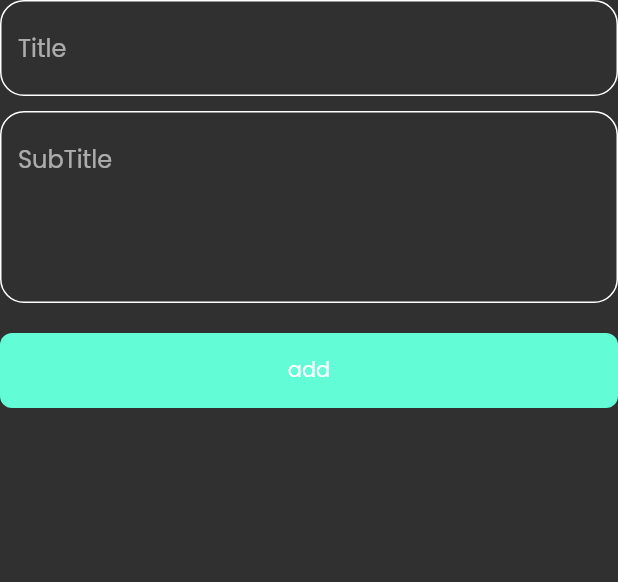
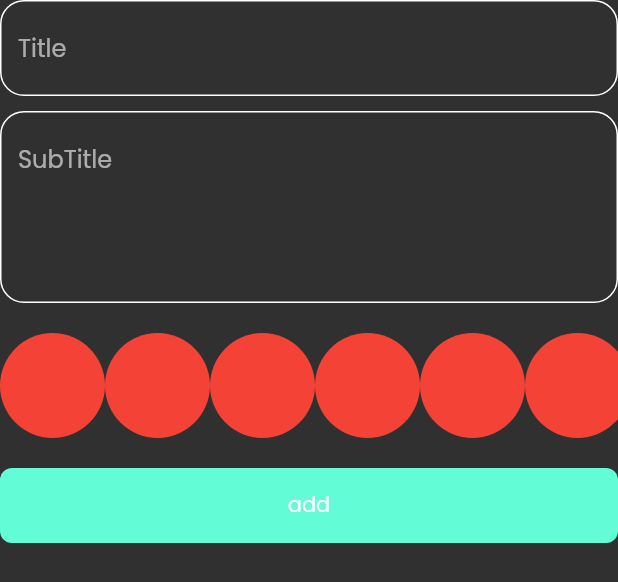
Before and after one commit to alimohammad88442/note_app, a Flutter app: the NoteButtomSheetForm widget shown alone on an empty page, opened directly, on a phone screen of 412 x 824 dp. Shown: the top 582 px of the screen. Run offline on Flutter 3.47's test engine with Material 2 defaults, Android fonts, the phone set to English and light mode, and no system bars; our stand-ins replace bloc, flutter_bloc, hive, hive_flutter; accounts and stored records are empty.

Commit message:
creat colors list view

```diff
--- a/lib/customs_widgets/add_note_bottom_sheet_form.dart
+++ b/lib/customs_widgets/add_note_bottom_sheet_form.dart
@@ -2,6 +2,7 @@ import 'package:flutter/material.dart';
 import 'package:flutter_bloc/flutter_bloc.dart';
 import 'package:notsapp/cubits/add_note_cubit/add_note_cubit.dart';
 import 'package:notsapp/cubits/notes_cubit/notes_cubit.dart';
+import 'package:notsapp/customs_widgets/colors_list_view.dart';
 import 'package:notsapp/customs_widgets/custom_button.dart';
 import 'package:notsapp/customs_widgets/custom_text_field.dart';
 import 'package:notsapp/models/note_model.dart';
@@ -38,6 +39,8 @@ class _NoteButtomSheetFormState extends State<NoteButtomSheetForm> {
             height: 4,
             onSaved: (value) => subTitle = value,
           ),
+         const SizedBox(height: 20,),
+        const  ColorListViwe(),
           const SizedBox(
             height: 20,
           ),
--- /dev/null
+++ b/lib/customs_widgets/colors_list_view.dart
@@ -0,0 +1,29 @@
+import 'package:flutter/material.dart';
+
+class ColorItem extends StatelessWidget {
+  const ColorItem({super.key});
+
+  @override
+  Widget build(BuildContext context) {
+    return const CircleAvatar(
+      radius: 35,
+      backgroundColor: Colors.red,
+    );
+  }
+}
+class ColorListViwe extends StatelessWidget {
+  const ColorListViwe({super.key});
+
+  @override
+  Widget build(BuildContext context) {
+    return SizedBox(
+      height: 35 *2,
+      child: ListView.builder(
+        scrollDirection: Axis.horizontal,
+        itemCount: 10,
+        itemBuilder: (context, index){
+        return const ColorItem();
+      }),
+    );
+  }
+}
```
